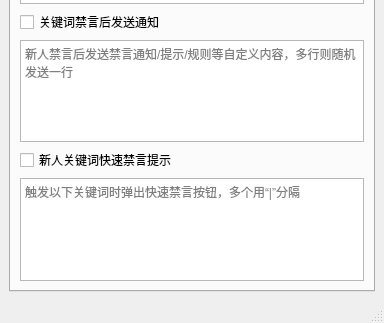
This is mainwindow.ui in iwxyi/Bilibili-MagicalDanmaku as Qt 5 draws it before an edit; both pictures show x 0 to 384 and y 173 to 496 of the 384 by 496 pixel window. The edited form follows.
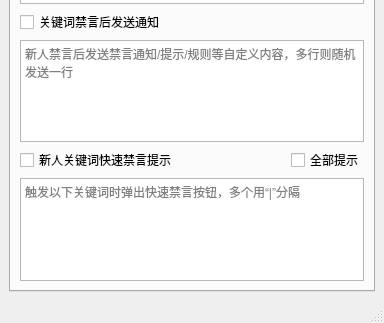
This is the edited form. The open tabs and pages were chosen to show the change.

Commit message: 添加非新人强制提醒

The edit to the form file:
```diff
--- a/mainwindow.ui
+++ b/mainwindow.ui
@@ -967,6 +967,29 @@
             </property>
            </widget>
           </item>
+          <item>
+           <spacer name="horizontalSpacer_8">
+            <property name="orientation">
+             <enum>Qt::Horizontal</enum>
+            </property>
+            <property name="sizeHint" stdset="0">
+             <size>
+              <width>40</width>
+              <height>20</height>
+             </size>
+            </property>
+           </spacer>
+          </item>
+          <item>
+           <widget class="QCheckBox" name="notOnlyNewbieCheck">
+            <property name="toolTip">
+             <string>不只是新人，所有触发敏感词的发言都提示禁言</string>
+            </property>
+            <property name="text">
+             <string>全部提示</string>
+            </property>
+           </widget>
+          </item>
          </layout>
         </item>
         <item>
```
Left out of the diff: 2 changed lines with no effect on the pictures. The commit also changes 2 other files.
